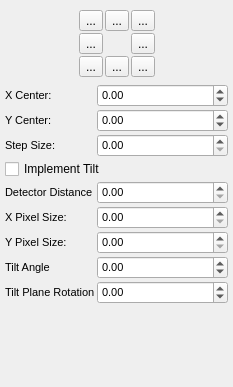
Qt form source/qxrdcenterfinderdialog.ui (guyjennings/qxrd) before a commit.
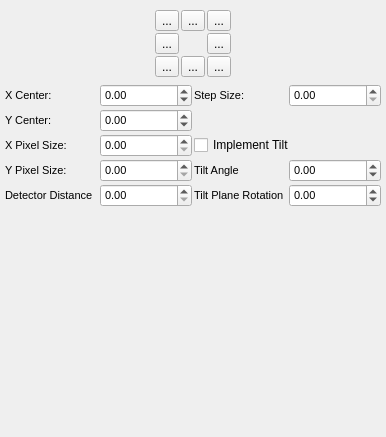
The same form after that commit. Icons and pictures are not drawn. Custom widgets are drawn as their Qt base class.

Commit message: Made center finder dialog more compact, fixed some tooltip errors

Patch:
```diff
--- a/source/qxrdcenterfinderdialog.ui
+++ b/source/qxrdcenterfinderdialog.ui
@@ -6,8 +6,8 @@
    <rect>
     <x>0</x>
     <y>0</y>
-    <width>233</width>
-    <height>387</height>
+    <width>386</width>
+    <height>437</height>
    </rect>
   </property>
   <property name="windowTitle">
@@ -247,12 +247,22 @@
      </item>
     </layout>
    </item>
-   <item row="1" column="0">
-    <layout class="QFormLayout" name="formLayout">
-     <property name="horizontalSpacing">
-      <number>2</number>
+   <item row="4" column="0">
+    <spacer name="verticalSpacer">
+     <property name="orientation">
+      <enum>Qt::Vertical</enum>
      </property>
-     <property name="verticalSpacing">
+     <property name="sizeHint" stdset="0">
+      <size>
+       <width>20</width>
+       <height>40</height>
+      </size>
+     </property>
+    </spacer>
+   </item>
+   <item row="2" column="0">
+    <layout class="QGridLayout" name="gridLayout_2">
+     <property name="spacing">
       <number>2</number>
      </property>
      <item row="0" column="0">
@@ -289,7 +299,41 @@
        </property>
       </widget>
      </item>
-     <item row="1" column="0">
+     <item row="8" column="3">
+      <widget class="QDoubleSpinBox" name="m_TiltPlaneRotation">
+       <property name="font">
+        <font>
+         <pointsize>8</pointsize>
+        </font>
+       </property>
+       <property name="toolTip">
+        <string>Rotation of tilt plane (deg) 0=horizontal
+script property centering.tiltPlaneRotation</string>
+       </property>
+       <property name="keyboardTracking">
+        <bool>false</bool>
+       </property>
+       <property name="minimum">
+        <double>-90.000000000000000</double>
+       </property>
+       <property name="maximum">
+        <double>360.000000000000000</double>
+       </property>
+      </widget>
+     </item>
+     <item row="8" column="2">
+      <widget class="QLabel" name="label_19">
+       <property name="font">
+        <font>
+         <pointsize>8</pointsize>
+        </font>
+       </property>
+       <property name="text">
+        <string>Tilt Plane Rotation</string>
+       </property>
+      </widget>
+     </item>
+     <item row="3" column="0">
       <widget class="QLabel" name="label_15">
        <property name="font">
         <font>
@@ -301,7 +345,7 @@
        </property>
       </widget>
      </item>
-     <item row="1" column="1">
+     <item row="3" column="1">
       <widget class="QDoubleSpinBox" name="m_CenterY">
        <property name="font">
         <font>
@@ -323,7 +367,7 @@
        </property>
       </widget>
      </item>
-     <item row="2" column="0">
+     <item row="0" column="2">
       <widget class="QLabel" name="label_16">
        <property name="font">
         <font>
@@ -335,7 +379,7 @@
        </property>
       </widget>
      </item>
-     <item row="2" column="1">
+     <item row="0" column="3">
       <widget class="QxrdCenterStepSpinner" name="m_CenterStep">
        <property name="font">
         <font>
@@ -351,49 +395,7 @@
        </property>
       </widget>
      </item>
-     <item row="3" column="0" colspan="2">
-      <widget class="QCheckBox" name="m_ImplementTilt">
-       <property name="toolTip">
-        <string>Enable Advanced Tilt Geometry?
-script property centering.implementTilt</string>
-       </property>
-       <property name="text">
-        <string>Implement Tilt</string>
-       </property>
-      </widget>
-     </item>
-     <item row="4" column="0">
-      <widget class="QLabel" name="label_17">
-       <property name="font">
-        <font>
-         <pointsize>8</pointsize>
-        </font>
-       </property>
-       <property name="text">
-        <string>Detector Distance</string>
-       </property>
-      </widget>
-     </item>
-     <item row="4" column="1">
-      <widget class="QDoubleSpinBox" name="m_DetectorDistance">
-       <property name="font">
-        <font>
-         <pointsize>8</pointsize>
-        </font>
-       </property>
-       <property name="toolTip">
-        <string>Sample-Detector Distance (mm)
-script property centering.detectorDistance</string>
-       </property>
-       <property name="keyboardTracking">
-        <bool>false</bool>
-       </property>
-       <property name="maximum">
-        <double>10000.000000000000000</double>
-       </property>
-      </widget>
-     </item>
-     <item row="7" column="0">
+     <item row="6" column="2">
       <widget class="QLabel" name="label_18">
        <property name="font">
         <font>
@@ -405,19 +407,7 @@
        </property>
       </widget>
      </item>
-     <item row="8" column="0">
-      <widget class="QLabel" name="label_19">
-       <property name="font">
-        <font>
-         <pointsize>8</pointsize>
-        </font>
-       </property>
-       <property name="text">
-        <string>Tilt Plane Rotation</string>
-       </property>
-      </widget>
-     </item>
-     <item row="7" column="1">
+     <item row="6" column="3">
       <widget class="QDoubleSpinBox" name="m_DetectorTilt">
        <property name="font">
         <font>
@@ -442,25 +432,14 @@
        </property>
       </widget>
      </item>
-     <item row="8" column="1">
-      <widget class="QDoubleSpinBox" name="m_TiltPlaneRotation">
-       <property name="font">
-        <font>
-         <pointsize>8</pointsize>
-        </font>
-       </property>
+     <item row="5" column="2" colspan="2">
+      <widget class="QCheckBox" name="m_ImplementTilt">
        <property name="toolTip">
         <string>Rotation of tilt plane (deg) 0=horizontalEnable Advanced Tilt Geometry?
 script property centering.tiltPlaneRotation</string>
        </property>
-       <property name="keyboardTracking">
-        <bool>false</bool>
-       </property>
-       <property name="minimum">
-        <double>-90.000000000000000</double>
-       </property>
-       <property name="maximum">
-        <double>360.000000000000000</double>
+       <property name="text">
+        <string>Implement Tilt</string>
        </property>
       </widget>
      </item>
@@ -476,18 +455,6 @@
        </property>
       </widget>
      </item>
-     <item row="6" column="0">
-      <widget class="QLabel" name="label_21">
-       <property name="font">
-        <font>
-         <pointsize>8</pointsize>
-        </font>
-       </property>
-       <property name="text">
-        <string>Y Pixel Size:</string>
-       </property>
-      </widget>
-     </item>
      <item row="5" column="1">
       <widget class="QDoubleSpinBox" name="m_DetectorXPixelSize">
        <property name="font">
@@ -507,6 +474,18 @@
        </property>
       </widget>
      </item>
+     <item row="6" column="0">
+      <widget class="QLabel" name="label_21">
+       <property name="font">
+        <font>
+         <pointsize>8</pointsize>
+        </font>
+       </property>
+       <property name="text">
+        <string>Y Pixel Size:</string>
+       </property>
+      </widget>
+     </item>
      <item row="6" column="1">
       <widget class="QDoubleSpinBox" name="m_DetectorYPixelSize">
        <property name="font">
@@ -526,6 +505,37 @@
        </property>
       </widget>
      </item>
+     <item row="8" column="0">
+      <widget class="QLabel" name="label_17">
+       <property name="font">
+        <font>
+         <pointsize>8</pointsize>
+        </font>
+       </property>
+       <property name="text">
+        <string>Detector Distance</string>
+       </property>
+      </widget>
+     </item>
+     <item row="8" column="1">
+      <widget class="QDoubleSpinBox" name="m_DetectorDistance">
+       <property name="font">
+        <font>
+         <pointsize>8</pointsize>
+        </font>
+       </property>
+       <property name="toolTip">
+        <string>Sample-Detector Distance (mm)
+script property centering.detectorDistance</string>
+       </property>
+       <property name="keyboardTracking">
+        <bool>false</bool>
+       </property>
+       <property name="maximum">
+        <double>10000.000000000000000</double>
+       </property>
+      </widget>
+     </item>
     </layout>
    </item>
    <item row="4" column="0">
```
Left out of the diff: 19 changed lines with no effect on the pictures.
